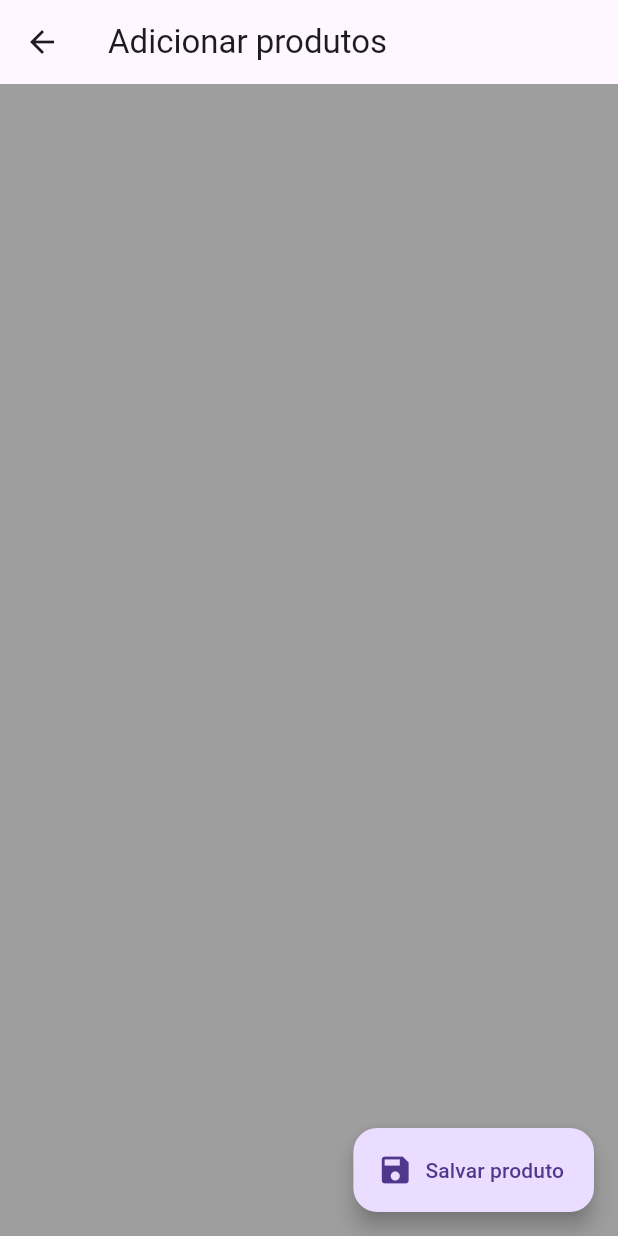
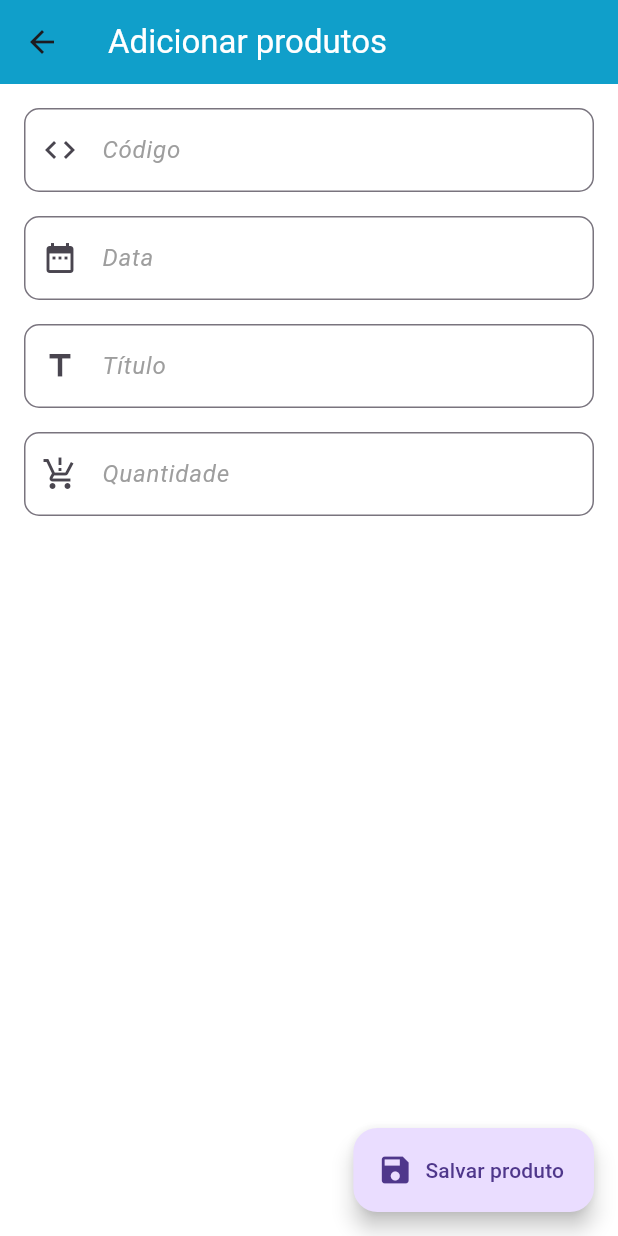
Before and after one commit to italomaia03/projeto-integrado-iv, a Flutter app: the HomePage screen opened by its route, after a tap on the "add" icon, on a phone screen of 412 x 824 dp. Run offline on Flutter 3.47's test engine with Material 3 defaults, Android fonts, the light colour scheme and no system bars; accounts and stored records are empty.

Commit message:
Adicionando página produtos

```diff
--- a/lib/main.dart
+++ b/lib/main.dart
@@ -3,4 +3,4 @@ import 'package:somar/app_widget.dart';
 
 void main() {
   runApp(const AppWidget());
-  }
+}
--- a/lib/pages/home/home_page.dart
+++ b/lib/pages/home/home_page.dart
@@ -15,7 +15,10 @@ class _HomePageState extends State<HomePage> {
     return Scaffold(
       backgroundColor: Color.fromARGB(255, 255, 255, 255),
       appBar: AppBar(
-        title: Text(Database().usuarioLogado?.nome ?? ''),
+        title: Text(Database().usuarioLogado?.nome ?? '', style: TextStyle(
+          color: Colors.white,
+        ),
+        ),
         backgroundColor: Colors.blue[400],
       ),
       body: Padding(
@@ -36,7 +39,7 @@ class _HomePageState extends State<HomePage> {
                         child: InkWell(
                           onTap: (){},
                           child: Ink(
-                            color: Color.fromARGB(255, 218, 218, 218),
+                            color: Color.fromRGBO(187, 229, 240, 1),
                             child: Row(
                               crossAxisAlignment: CrossAxisAlignment.center,
                               mainAxisAlignment: MainAxisAlignment.start,
--- a/lib/pages/produtos/protudo_page.dart
+++ b/lib/pages/produtos/protudo_page.dart
@@ -1,4 +1,7 @@
 import 'package:flutter/material.dart';
+import 'package:somar/models/produtor.dart';
+import 'package:somar/db/database.dart';
+import 'package:somar/widgets/custom_edit.dart';
 
 class ProdutoPage extends StatefulWidget {
   const ProdutoPage({super.key});
@@ -8,24 +11,107 @@ class ProdutoPage extends StatefulWidget {
 }
 
 class _ProdutoPageState extends State<ProdutoPage> {
+  final _formKey = GlobalKey<FormState>();
+  final TextEditingController _codigoController = TextEditingController();
+  final TextEditingController _dataController = TextEditingController();
+  final TextEditingController _tituloController = TextEditingController();
+  final TextEditingController _quantidadeController = TextEditingController();
+
   @override
   Widget build(BuildContext context) {
     return Scaffold(
-      backgroundColor: Colors.grey,
+      backgroundColor: Color.fromARGB(255, 255, 255, 255),
       appBar: AppBar(
-        title: const Text('Adicionar produtos'),
+        title: const Text(
+          'Adicionar produtos',
+          style: TextStyle(color: Color.fromARGB(255, 255, 255, 255)),
+        ),
+        backgroundColor: Color.fromARGB(255, 16, 159, 202),
       ),
-      body: Container(),
+      body: Padding(
+        padding: const EdgeInsets.all(16.0),
+        child: Form(
+          key: _formKey,
+          child: Column(
+            children: [
+              CustomEdit(
+                controller: _codigoController,
+                hintText: 'Código',
+                icon: Icons.code,
+                validator: (value) {
+                  if (value == null || value.isEmpty) {
+                    return 'Por favor, insira o código do produto';
+                  }
+                  if (int.tryParse(value) == null) {
+                    return 'Por favor, insira um número válido';
+                  }
+                  return null;
+                },
+              ),
+              const SizedBox(height: 16),
+              CustomEdit(
+                controller: _dataController,
+                hintText: 'Data',
+                icon: Icons.date_range,
+                validator: (value) {
+                  if (value == null || value.isEmpty) {
+                    return 'Por favor, insira a data';
+                  }
+                  return null;
+                },
+              ),
+              const SizedBox(height: 16),
+              CustomEdit(
+                controller: _tituloController,
+                hintText: 'Título',
+                icon: Icons.title,
+                validator: (value) {
+                  if (value == null || value.isEmpty) {
+                    return 'Por favor, insira o título do produto';
+                  }
+                  return null;
+                },
+              ),
+              const SizedBox(height: 16),
+              CustomEdit(
+                controller: _quantidadeController,
+                hintText: 'Quantidade',
+                icon: Icons.production_quantity_limits,
+                validator: (value) {
+                  if (value == null || value.isEmpty) {
+                    return 'Por favor, insira a quantidade do produto';
+                  }
+                  if (int.tryParse(value) == null) {
+                    return 'Por favor, insira um número válido';
+                  }
+                  return null;
+                },
+              ),
+            ],
+          ),
+        ),
+      ),
       floatingActionButton: FloatingActionButton.extended(
-        onPressed: (){
-          // função salvar novo produto
-          // Database().addProduto(Produto);
+        onPressed: () {
+          if (_formKey.currentState?.validate() ?? false) {
+            final novoProduto = Produto(
+              codigo: int.parse(_codigoController.text),
+              data: _dataController.text,
+              titulo: _tituloController.text,
+              quantidade: int.parse(_quantidadeController.text),
+            );
+            addProduto(novoProduto);
 
-          Navigator.pop(context);
+            Navigator.pop(context);
+          }
         },
-        label: Text('Salvar produto'),
+        label: const Text('Salvar produto'),
         icon: const Icon(Icons.save),
       ),
     );
   }
+
+  void addProduto(Produto novoProduto) {
+    Database().addProduto(novoProduto);
+  }
 }
```
